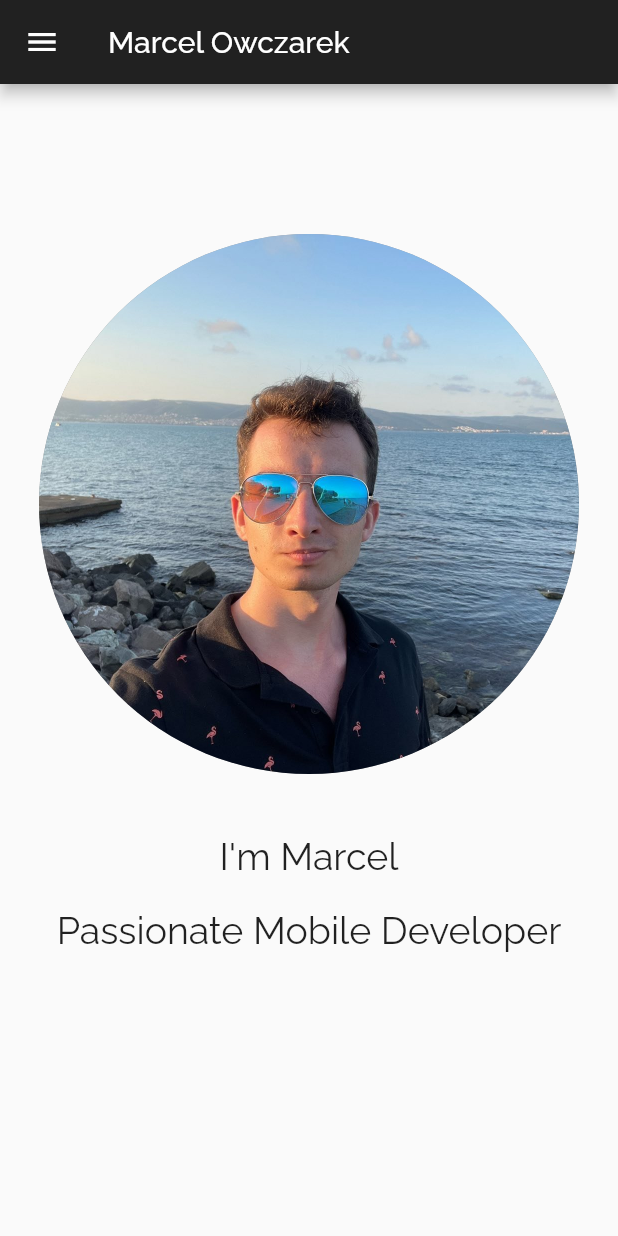
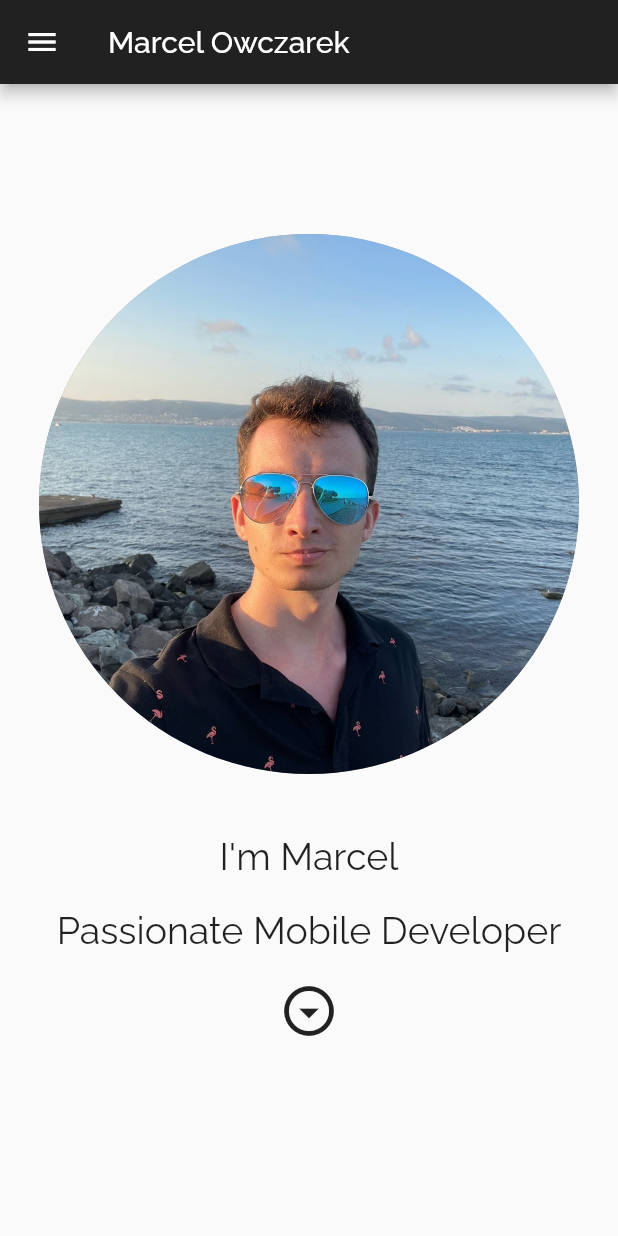
Before and after one commit to MarcelOwczarek/own_website, a Flutter app: the screen it shows after launch, on a phone screen of 412 x 824 dp. Run offline on Flutter 3.47's test engine with Material 2 defaults, Android fonts, the phone set to English and light mode, and no system bars; our stand-ins replace google_fonts.

Commit message:
Add Icon

```diff
--- a/lib/main.dart
+++ b/lib/main.dart
@@ -47,6 +47,11 @@ class MyApp extends StatelessWidget {
                   'Passionate Mobile Developer',
                   style: GoogleFonts.raleway(fontSize: 25),
                 ),
+                const SizedBox(height: 20),
+                const Icon(
+                  Icons.arrow_drop_down_circle_outlined,
+                  size: 40,
+                )
               ],
             )
           ],
```
